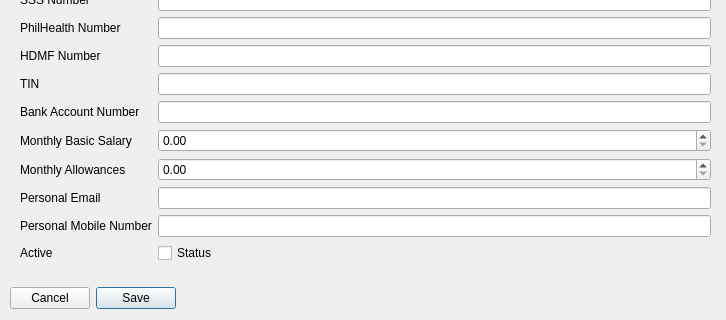
The window that UI/Dialogs/edit_employee_details.ui (Justin-Kuchmy/JustPay_App) describes before a commit, drawn with Qt 5; both pictures show x 0 to 726 and y 257 to 577 of the 726 by 577 pixel window.
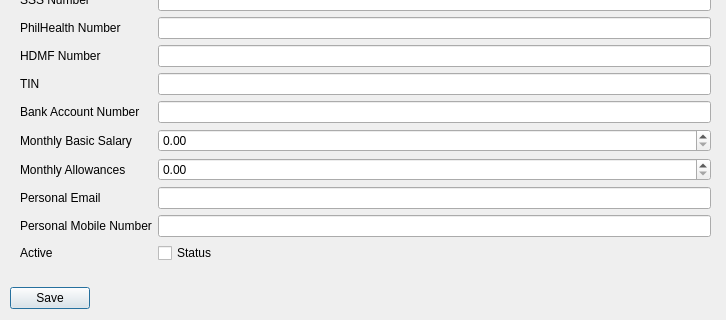
The same window after the commit.

Commit message: cancel not needed, not dialog

Patch:
```diff
--- a/UI/Dialogs/edit_employee_details.ui
+++ b/UI/Dialogs/edit_employee_details.ui
@@ -236,7 +236,7 @@
        <enum>Qt::Horizontal</enum>
       </property>
       <property name="standardButtons">
-       <set>QDialogButtonBox::Cancel|QDialogButtonBox::Save</set>
+       <set>QDialogButtonBox::Save</set>
       </property>
      </widget>
     </item>
```
The commit also changes 2 other files.
